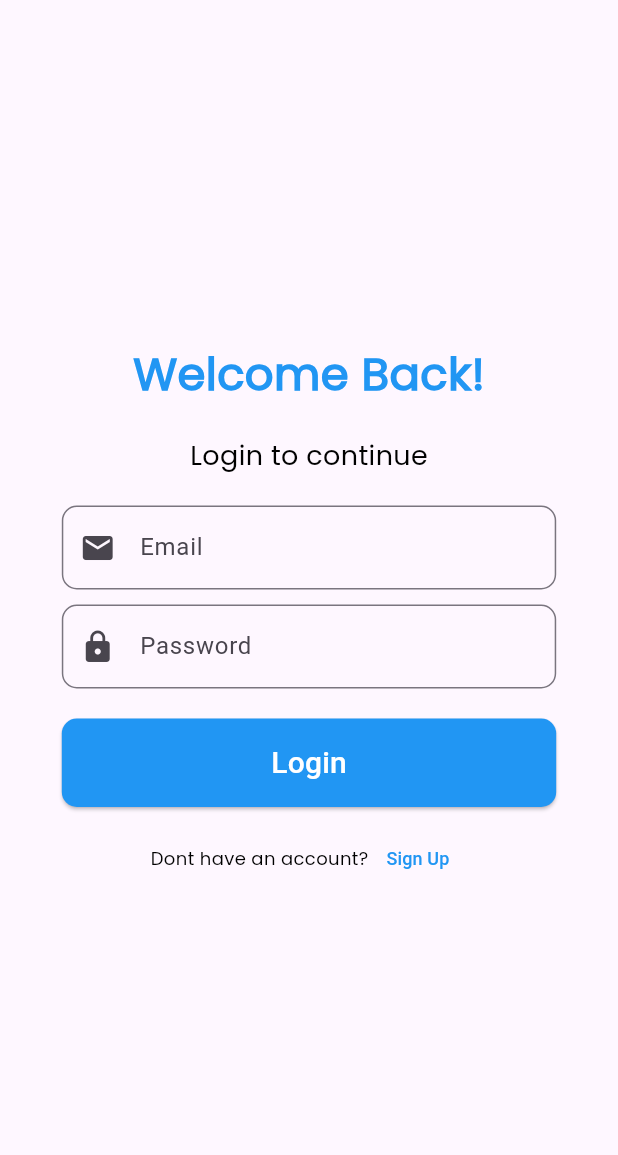
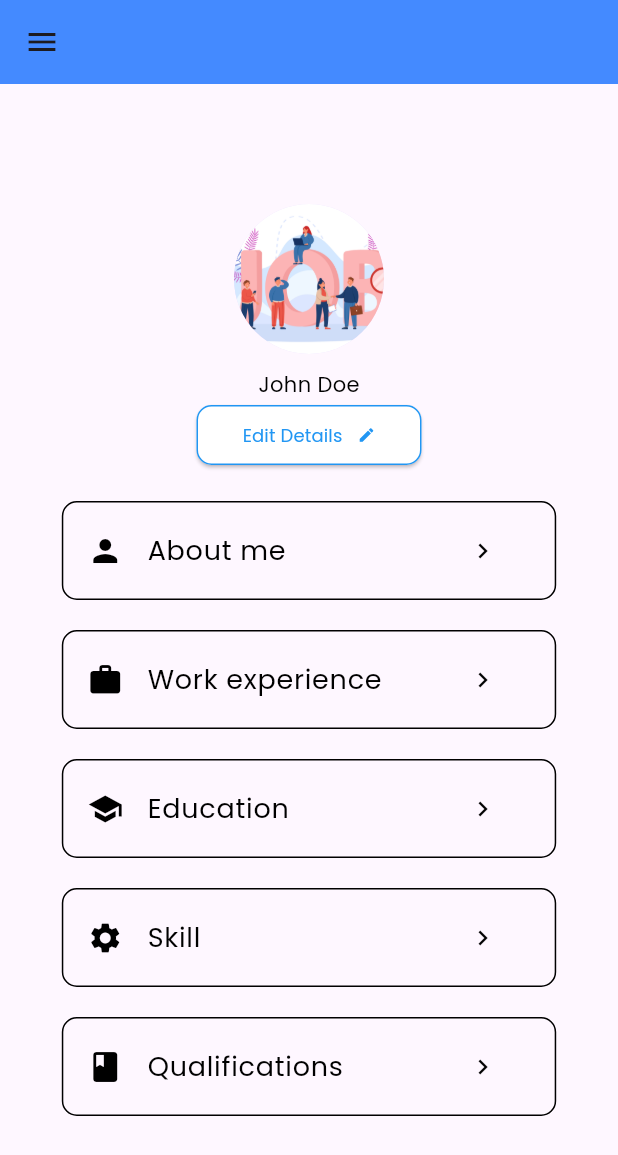
Before and after one commit to sachithradale/jobapp, a Flutter app: the screen it shows after launch, after a tap on "Login", on a phone screen of 412 x 824 dp. Shown: the top 1155 px of the screen. Run offline on Flutter 3.47's test engine with Material 3 defaults, Android fonts, the phone set to English and light mode, and no system bars.

Commit message:
profile and about me page

```diff
--- a/lib/main.dart
+++ b/lib/main.dart
@@ -1,7 +1,9 @@
 import 'package:flutter/material.dart';
 import 'package:jobapp/views/common/header.dart';
+import 'package:jobapp/views/screens/aboutMe.dart';
 import 'package:jobapp/views/screens/index.dart';
 import 'package:jobapp/views/screens/login.dart';
+import 'package:jobapp/views/screens/profile.dart';
 import 'package:jobapp/views/screens/register.dart';
 
 void main() {
@@ -23,6 +25,8 @@ class MyApp extends StatelessWidget {
       routes: {
         '/login': (context) =>  LoginPage(),
         '/signup': (context) =>  register(),
+        '/profile': (context) =>  profile(),
+        '/aboutMe': (context) =>  aboutMe(),
       }
     );
   }
--- a/lib/views/common/buttons.dart
+++ b/lib/views/common/buttons.dart
@@ -90,9 +90,7 @@ class Button{
 
   static ElevatedButton formButtton(String text, Function() onPressed,double width) {
     return  ElevatedButton(
-      onPressed: (){
-        onPressed;
-      },
+      onPressed:onPressed,
       child: Text(
         'Login',
         style: TextStyle(
--- a/lib/views/screens/login.dart
+++ b/lib/views/screens/login.dart
@@ -34,7 +34,7 @@ class LoginPage extends StatelessWidget {
               SizedBox(height: 20,),
               Button.formButtton('Login',
                       () =>{
-                        Navigator.pushNamed(context, '/home')
+                        Navigator.pushNamed(context, '/profile')
                       }, MediaQuery.of(context).size.width * 0.8),
               SizedBox(height: 10,),
               Row(
--- /dev/null
+++ b/lib/views/screens/profile.dart
@@ -0,0 +1,239 @@
+import 'package:flutter/material.dart';
+import 'package:jobapp/views/common/colors.dart';
+import 'package:jobapp/views/common/fonts.dart';
+
+import '../common/buttons.dart';
+import '../common/header.dart';
+
+class profile extends StatefulWidget {
+  const profile({super.key});
+
+  @override
+  State<profile> createState() => _profileState();
+}
+
+class _profileState extends State<profile> {
+  @override
+  Widget build(BuildContext context) {
+    return Scaffold(
+      appBar: customizedAppBar(title: '').header(context),
+      drawer: CustomizedDrawer(),
+      body: Center(
+        child: SingleChildScrollView(
+          child: Column(
+            mainAxisAlignment: MainAxisAlignment.center,
+            children: [
+              CircleAvatar(
+                radius: 50,
+                backgroundImage: AssetImage('assets/images/welcome.jpg'),
+               ),
+              SizedBox(height: 10,),
+              AppFonts.normal('John Doe', AppColor.textColor),
+              Container(
+                width:150,
+                child: ElevatedButton(
+                  onPressed: () {
+                    // Respond to button press
+                  },
+                  child: Row(
+                    mainAxisAlignment: MainAxisAlignment.center,
+                    children: [
+                      AppFonts.customizeText('Edit Details', AppColor.primaryColor, 12, FontWeight.normal),
+                      SizedBox(width: 10,),
+                      Icon(
+                          Icons.edit,
+                          size: 12,
+                          color: AppColor.primaryColor,
+                      ),
+                    ],
+                  ),
+                  style: ElevatedButton.styleFrom(
+                    backgroundColor: Colors.white,
+                    shape: RoundedRectangleBorder(
+                      borderRadius: BorderRadius.circular(10.0),
+                    ),
+                    side: BorderSide(
+                      color: AppColor.primaryColor,
+                    ),
+                  ),
+                ),
+              ),
+              SizedBox(height: 20,),
+              Container(
+                decoration: BoxDecoration(
+                  border: Border.all(
+                    color: AppColor.textColor,
+                    width: 1,
+                  ),
+                  borderRadius: BorderRadius.circular(10.0),
+                ),
+                width: MediaQuery.of(context).size.width * 0.8,
+                child:ListTile(
+                    leading: Icon(
+                     Icons.person,
+                     color: AppColor.textColor),
+                    shape: RoundedRectangleBorder(
+                      borderRadius: BorderRadius.circular(10.0),
+                    ),
+                    title:Row(
+                      mainAxisAlignment: MainAxisAlignment.spaceBetween,
+                      children: [
+                        AppFonts.subtitle('About me', Colors.black),
+                        SizedBox(width: 10,),
+                        IconButton(
+                            onPressed: (){
+                              Navigator.pushNamed(context, '/aboutMe');
+                            },
+                            icon: Icon(
+                              Icons.navigate_next,
+                              size: 20,
+                              color: AppColor.textColor,
+                            ),
+                        )
+                      ],
+                    )
+                ),
+              ),
+              SizedBox(height: 20,),
+              Container(
+                decoration: BoxDecoration(
+                  border: Border.all(
+                    color: AppColor.textColor,
+                    width: 1,
+                  ),
+                  borderRadius: BorderRadius.circular(10.0),
+                ),
+                width: MediaQuery.of(context).size.width * 0.8,
+                child:ListTile(
+                    leading: Icon(
+                      Icons.work,
+                      color: AppColor.textColor),
+                    shape: RoundedRectangleBorder(
+                      borderRadius: BorderRadius.circular(10.0),
+                    ),
+                    title:Row(
+                      mainAxisAlignment: MainAxisAlignment.spaceBetween,
+                      children: [
+                        AppFonts.subtitle('Work experience', Colors.black),
+                        SizedBox(width: 10,),
+                        IconButton(
+                          onPressed: (){},
+                          icon: Icon(
+                            Icons.navigate_next,
+                            size: 20,
+                            color: AppColor.textColor,
+                          ),
+                        )
+                      ],
+                    )
+                ),
+              ),
+              SizedBox(height: 20,),
+              Container(
+                decoration: BoxDecoration(
+                  border: Border.all(
+                    color: AppColor.textColor,
+                    width: 1,
+                  ),
+                  borderRadius: BorderRadius.circular(10.0),
+                ),
+                width: MediaQuery.of(context).size.width * 0.8,
+                child:ListTile(
+                    leading: Icon(
+                      Icons.school,
+                      color: AppColor.textColor),
+                    shape: RoundedRectangleBorder(
+                      borderRadius: BorderRadius.circular(10.0),
+                    ),
+                    title:Row(
+                      mainAxisAlignment: MainAxisAlignment.spaceBetween,
+                      children: [
+                        AppFonts.subtitle('Education', Colors.black),
+                        SizedBox(width: 10,),
+                        IconButton(
+                          onPressed: (){},
+                          icon: Icon(
+                            Icons.navigate_next,
+                            size: 20,
+                            color: AppColor.textColor,
+                          ),
+                        )
+                      ],
+                    )
+                ),
+              ),
+              SizedBox(height: 20,),
+              Container(
+                decoration: BoxDecoration(
+                  border: Border.all(
+                    color: AppColor.textColor,
+                    width: 1,
+                  ),
+                  borderRadius: BorderRadius.circular(10.0),
+                ),
+                width: MediaQuery.of(context).size.width * 0.8,
+                child:ListTile(
+                    leading: Icon(
+                      Icons.settings,
+                      color: AppColor.textColor),
+                    shape: RoundedRectangleBorder(
+                      borderRadius: BorderRadius.circular(10.0),
+                    ),
+                    title:Row(
+                      mainAxisAlignment: MainAxisAlignment.spaceBetween,
+                      children: [
+                        AppFonts.subtitle('Skill', Colors.black),
+                        SizedBox(width: 10,),
+                        IconButton(
+                          onPressed: (){},
+                          icon: Icon(
+                            Icons.navigate_next,
+                            size: 20,
+                            color: AppColor.textColor,
+                          ),
+                        )
+                      ],
+                    )
+                ),
+              ),
+              SizedBox(height: 20,),
+              Container(
+                decoration: BoxDecoration(
+                  border: Border.all(
+                    color: AppColor.textColor,
+                    width: 1,
+                  ),
+                  borderRadius: BorderRadius.circular(10.0),
+                ),
+                width: MediaQuery.of(context).size.width * 0.8,
+                child:ListTile(
+                    leading: Icon(
+                        Icons.book,
+                        color:AppColor.textColor),
+                    shape: RoundedRectangleBorder(
+                      borderRadius: BorderRadius.circular(10.0),
+                    ),
+                    title:Row(
+                      mainAxisAlignment: MainAxisAlignment.spaceBetween,
+                      children: [
+                        AppFonts.subtitle('Qualifications', Colors.black),
+                        SizedBox(width: 10,),
+                        IconButton(
+                          onPressed: (){},
+                          icon: Icon(
+                            Icons.navigate_next,
+                            size: 20,
+                            color: AppColor.textColor,
+                          ),
+                        )
+                      ],
+                    )
+                ),
+              )
+            ],
+          ),
+        ),
+      ),
+    );
+  }
+}
```
Also changed, not shown: lib/views/common/header.dart (+12 -5 lines), lib/views/common/textField.dart (+25 -0 lines), lib/views/screens/aboutMe.dart (added, +89 -0 lines).
